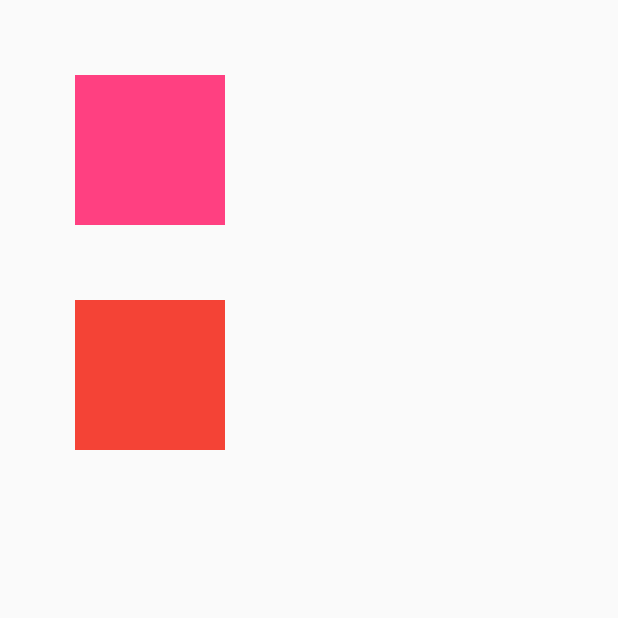
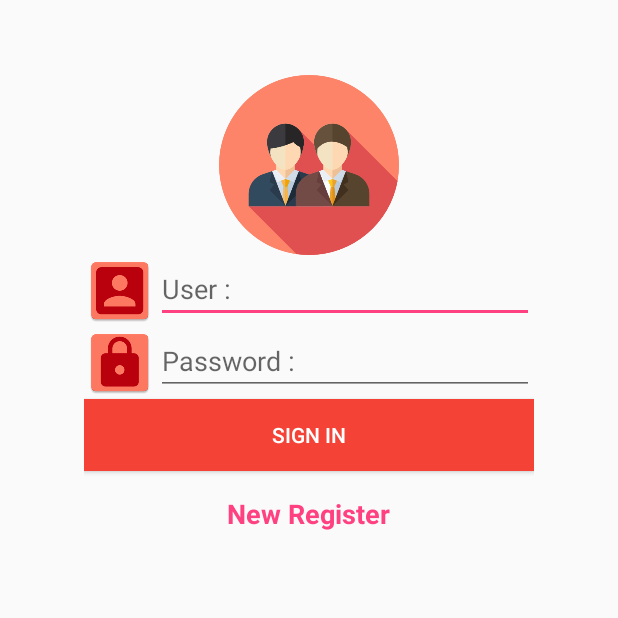
Before and after one commit to masterUNG/StockKct, an Android app: the screen it shows after launch (MainActivity), on a phone screen of 412 x 824 dp, the top half of it. Run offline under Robolectric (Android 15) with nearby library versions, the phone set to English and light mode, and no system bars.

Commit message:
finish 29Sep

```diff
--- a/app/src/main/java/kct/piyawat/stockkct/MainActivity.java
+++ b/app/src/main/java/kct/piyawat/stockkct/MainActivity.java
@@ -2,6 +2,8 @@ package kct.piyawat.stockkct;
 
 import android.support.v7.app.AppCompatActivity;
 import android.os.Bundle;
+
+import kct.piyawat.stockkct.fragment.MainFragment;
 
 public class MainActivity extends AppCompatActivity {
 
@@ -9,5 +11,17 @@ public class MainActivity extends AppCompatActivity {
     protected void onCreate(Bundle savedInstanceState) {
         super.onCreate(savedInstanceState);
         setContentView(R.layout.activity_main);
-    }
-}
+
+        //Add Fragment to Activity
+        if (savedInstanceState == null) {
+            //Add Fragment
+            getSupportFragmentManager()
+                    .beginTransaction()
+                    .add(R.id.contentOfFragment, new MainFragment())
+                    .commit();
+        }
+
+
+    }   // Main Method
+
+}   // Main Class
--- a/app/src/main/java/kct/piyawat/stockkct/fragment/MainFragment.java
+++ b/app/src/main/java/kct/piyawat/stockkct/fragment/MainFragment.java
@@ -6,6 +6,7 @@ import android.support.v4.app.Fragment;
 import android.view.LayoutInflater;
 import android.view.View;
 import android.view.ViewGroup;
+import android.widget.TextView;
 
 import kct.piyawat.stockkct.R;
 
@@ -21,4 +22,33 @@ public class MainFragment extends Fragment{
         View view = inflater.inflate(R.layout.fragment_main, container, false);
         return view;
     }
+
+    @Override
+    public void onActivityCreated(@Nullable Bundle savedInstanceState) {
+        super.onActivityCreated(savedInstanceState);
+
+        //NewRegister Controller
+        newRegisterController();
+
+
+    }
+
+    private void newRegisterController() {
+        TextView textView = getView().findViewById(R.id.txtNewRegister);    // Initial View
+        textView.setOnClickListener(new View.OnClickListener() {
+            @Override
+            public void onClick(View view) {
+
+                //Move to RegisterFragment
+                getActivity().getSupportFragmentManager()
+                        .beginTransaction()
+                        .replace(R.id.contentOfFragment, new RegisterFragment())
+                        .addToBackStack(null)
+                        .commit();
+
+            }
+        });
+    }
+
+
 }    //Main Class
--- a/app/src/main/res/layout/activity_main.xml
+++ b/app/src/main/res/layout/activity_main.xml
@@ -7,21 +7,11 @@
     android:layout_height="match_parent"
     tools:context="kct.piyawat.stockkct.MainActivity">
 
-
-    <!--My View-->
-    <View
-        android:layout_marginTop="50dp"
-        android:layout_marginLeft="50dp"
-        android:layout_width="100dp"
-        android:layout_height="100dp"
-        android:background="@color/colorAccent"/>
-
-    <View
-        android:layout_marginTop="50dp"
-        android:layout_marginLeft="50dp"
-        android:layout_width="100dp"
-        android:layout_height="100dp"
-        android:background="@color/colorPrimary"/>
+    <!--Content of Fragment-->
+    <FrameLayout
+        android:id="@+id/contentOfFragment"
+        android:layout_width="match_parent"
+        android:layout_height="match_parent"/>
 
 
 </LinearLayout>
--- a/app/src/main/res/layout/fragment_main.xml
+++ b/app/src/main/res/layout/fragment_main.xml
@@ -72,6 +72,8 @@
 
         <!--New Register-->
         <TextView
+            android:clickable="true"
+            android:id="@+id/txtNewRegister"
             android:textColor="@color/colorAccent"
             android:layout_marginTop="16dp"
             android:textSize="18sp"
```
Also changed, not shown: app/src/main/java/kct/piyawat/stockkct/fragment/RegisterFragment.java (added, +26 -0 lines), app/src/main/res/layout/fragment_register.xml (added, +108 -0 lines), app/src/main/ic_name-web.png (added), app/src/main/res/mipmap-hdpi/ic_name.png (added), app/src/main/res/mipmap-mdpi/ic_name.png (added), app/src/main/res/mipmap-xhdpi/ic_name.png (added), app/src/main/res/mipmap-xxhdpi/ic_name.png (added), app/src/main/res/mipmap-xxxhdpi/ic_name.png (added).
